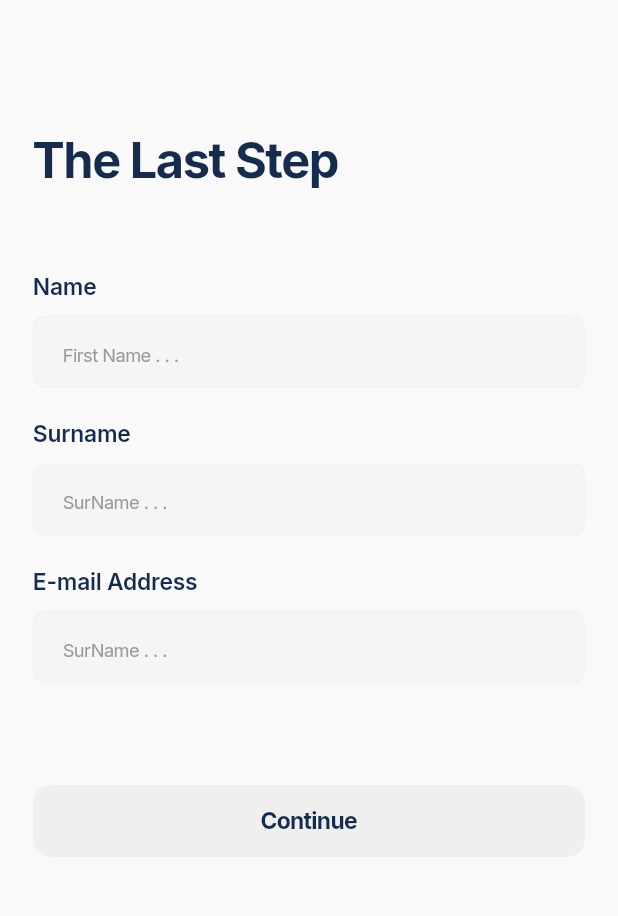
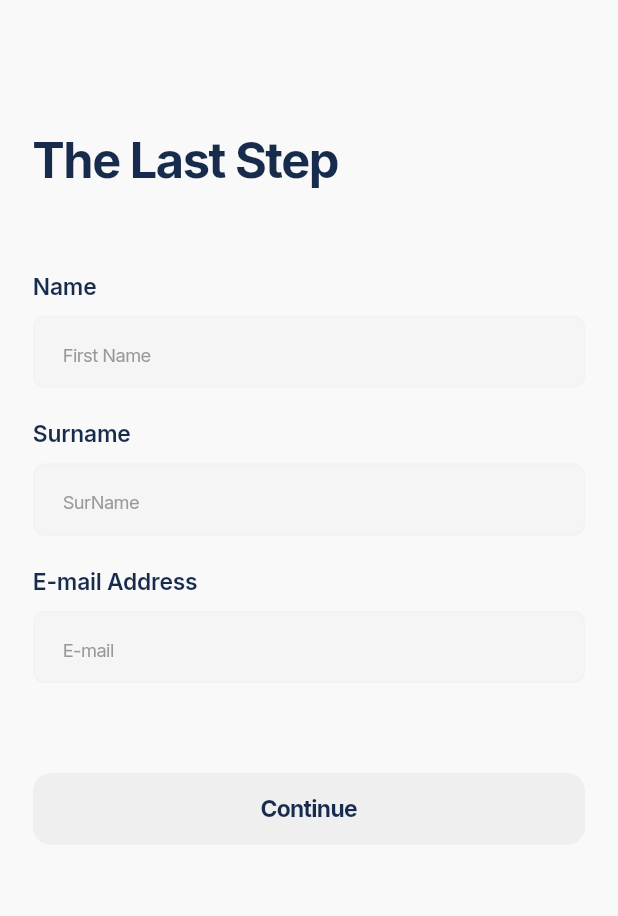
Before and after one commit to aymer-prime/gelirx, a Flutter app: the UserInfoPage screen opened by its route, on a phone screen of 412 x 824 dp, the part 246-1162 px from its top. Run offline on Flutter 3.47's test engine with Material 3 defaults, Android fonts, the phone set to English and light mode, and no system bars; our stand-ins replace another_flushbar, auto_route, bloc, cached_network_image, connectivity_plus, dartz and 24 more; missing offline and left inert: dart:ffi, flutter_callkit_incoming, flutter_facebook_auth, flutter_map_cancellable_tile_provider, geolocator_platform_interface; accounts and stored records are empty; network calls fail.

```diff
--- a/lib/app/navigation/app_router.dart
+++ b/lib/app/navigation/app_router.dart
@@ -35,6 +35,7 @@ class AppRouter extends RootStackRouter {
         ),
         AutoRoute(
           page: MainRoute.page,
+
         ),
         AutoRoute(
           page: HomeRoute.page,
--- a/lib/app/utils/resources/font_manager.dart
+++ b/lib/app/utils/resources/font_manager.dart
@@ -15,6 +15,7 @@ class FontWeightManager {
 
 class FontSizeManager {
   static double s8 = 8.0.sp;
+  static double s9 = 9.0.sp;
   static double s10 = 10.0.sp;
   static double s12 = 12.0.sp;
   static double s14 = 14.0.sp;
--- a/lib/features/auth/presentation/pages/auth_pageview_pages/otp_page.dart
+++ b/lib/features/auth/presentation/pages/auth_pageview_pages/otp_page.dart
@@ -84,9 +84,9 @@ class OtpPage extends HookWidget {
                 const SizedBox(height: AppSize.s40),
                 SizedBox(
                   width: double.infinity,
-                  height: AppSize.s60,
+                  height: AppSize.s48,
                   child: ElevatedButton(
-                    style: ElevatedButton.styleFrom(backgroundColor: ColorManager.lightgreybuttonColor),
+                    style: ElevatedButton.styleFrom(backgroundColor: ColorManager.lightgreybuttonColor,elevation: 0),
                     onPressed: () {
                       final otpCode = otpControllers.map((c) => c.text).join();
                       if (otpCode.length == 6) {
--- a/lib/features/auth/presentation/pages/user_info/user_info_page.dart
+++ b/lib/features/auth/presentation/pages/user_info/user_info_page.dart
@@ -113,7 +113,7 @@ class UserInfoPage extends StatelessWidget {
                               TextFormField(
                                 keyboardType: TextInputType.name,
                                 decoration: InputDecoration(
-                                  hintText: 'First Name . . .',
+                                  hintText: 'First Name',
                                   fillColor: ColorManager.textfieldNumFillColor,
                                 ),
                                 inputFormatters: [
@@ -150,7 +150,7 @@ class UserInfoPage extends StatelessWidget {
                               TextFormField(
                                 keyboardType: TextInputType.name,
                                 decoration: InputDecoration(
-                                  hintText: 'SurName . . .',
+                                  hintText: 'SurName',
                                   fillColor: ColorManager.textfieldNumFillColor,
                                 ),
                                 onChanged: (value) => context
@@ -185,7 +185,7 @@ class UserInfoPage extends StatelessWidget {
                               TextFormField(
                                 keyboardType: TextInputType.emailAddress,
                                 decoration: InputDecoration(
-                                  hintText: 'SurName . . .',
+                                  hintText: 'E-mail',
                                   fillColor: ColorManager.textfieldNumFillColor,
                                 ),
                                 validator: (_) {
@@ -200,7 +200,7 @@ class UserInfoPage extends StatelessWidget {
                                   }
                                 },
                               ),
-                              const SizedBox(height: AppSize.s68),
+                              const SizedBox(height: AppSize.s60),
                               SizedBox(
                                 height: AppSize.s48,
                                 width: double.infinity,
```
Also changed, not shown: lib/features/main/presentation/page/alternate_main_page.dart (+12 -3 lines), 4 other files.
